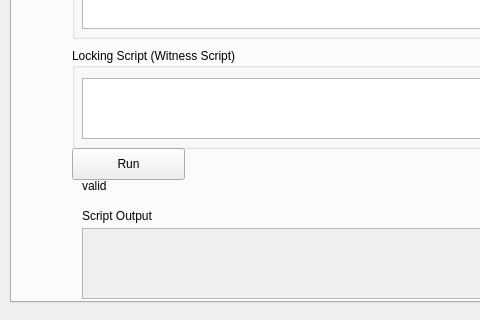
Qt form src/qt/Atlas/app.ui (philipglazman/AtlasWallet) before a commit; both pictures show x 0 to 480 and y 147 to 467 of the 953 by 467 pixel window.
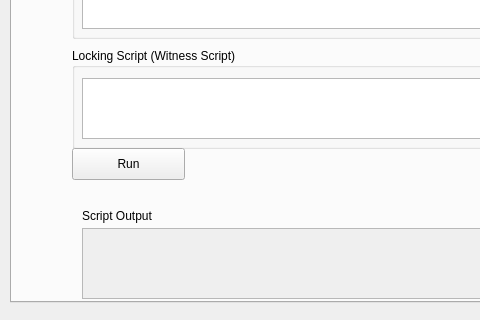
The same form after that commit.

Patch:
```diff
--- a/src/qt/Atlas/app.ui
+++ b/src/qt/Atlas/app.ui
@@ -510,20 +510,7 @@
        <string>Run</string>
       </property>
      </widget>
-     <widget class="QLabel" name="is_valid_script_label">
-      <property name="geometry">
-       <rect>
-        <x>70</x>
-        <y>250</y>
-        <width>91</width>
-        <height>16</height>
-       </rect>
-      </property>
-      <property name="text">
-       <string>valid</string>
-      </property>
-     </widget>
-     <widget class="QScrollArea" name="scrollArea">
+     <widget class="QScrollArea" name="script_scrollArea">
       <property name="geometry">
        <rect>
         <x>70</x>
```
